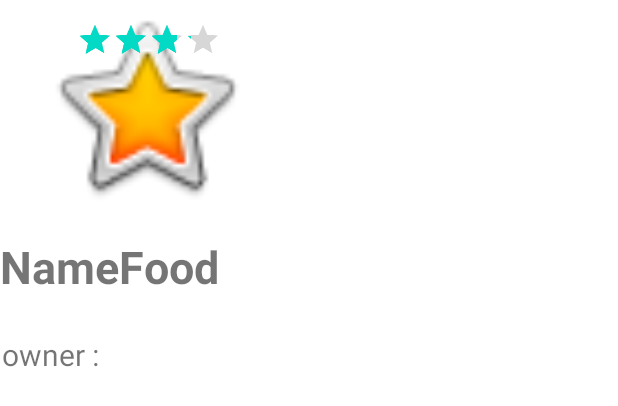
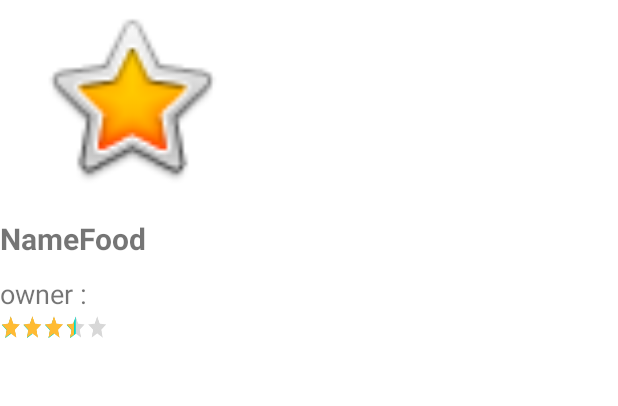
Before and after one commit to annguyen-it/cooking-app, an Android app: the layout food.xml on its own in the app's theme, with its tools: preview values and no code run, on a phone screen of 412 x 824 dp. Shown: the top 406 px of the screen. Run offline under Robolectric (Android 15) with nearby library versions, the phone set to English and light mode, and no system bars.

Commit message:
layout food

```diff
--- a/app/src/main/res/layout/food.xml
+++ b/app/src/main/res/layout/food.xml
@@ -7,8 +7,8 @@
 
     <ImageView
         android:id="@+id/imageView"
-        android:layout_width="194dp"
-        android:layout_height="141dp"
+        android:layout_width="174dp"
+        android:layout_height="129dp"
         app:layout_constraintEnd_toEndOf="parent"
         app:layout_constraintHorizontal_bias="0.0"
         app:layout_constraintStart_toStartOf="parent"
@@ -17,11 +17,11 @@
 
     <TextView
         android:id="@+id/textView"
-        android:layout_width="194dp"
-        android:layout_height="53dp"
+        android:layout_width="175dp"
+        android:layout_height="30dp"
         android:layout_marginTop="16dp"
         android:text="NameFood"
-        android:textSize="30sp"
+        android:textSize="20sp"
         android:textStyle="bold"
         app:layout_constraintEnd_toEndOf="@+id/imageView"
         app:layout_constraintHorizontal_bias="0.0"
@@ -30,23 +30,29 @@
 
     <TextView
         android:id="@+id/textView2"
-        android:layout_width="192dp"
-        android:layout_height="35dp"
-        android:layout_marginTop="12dp"
+        android:layout_width="176dp"
+        android:layout_height="26dp"
+        android:layout_marginTop="8dp"
         android:text="owner : "
-        android:textSize="20sp"
+        android:textSize="18sp"
         app:layout_constraintEnd_toEndOf="@+id/textView"
+        app:layout_constraintHorizontal_bias="0.0"
         app:layout_constraintStart_toStartOf="parent"
         app:layout_constraintTop_toBottomOf="@+id/textView" />
 
     <RatingBar
         android:id="@+id/ratingBar"
-        android:layout_width="189dp"
-        android:layout_height="58dp"
+        style="?android:attr/ratingBarStyleIndicator"
+        android:layout_width="176dp"
+        android:layout_height="32dp"
         android:max="5"
+        android:progressTint="@android:color/holo_orange_light"
         android:rating="3.5"
-        android:scaleX="0.5"
+        android:scaleX="0.4"
         android:scaleY="0.5"
+        android:transformPivotX="0dp"
         app:layout_constraintEnd_toEndOf="@+id/textView2"
-        tools:layout_editor_absoluteY="273dp" />
+        app:layout_constraintHorizontal_bias="0.0"
+        app:layout_constraintStart_toStartOf="parent"
+        app:layout_constraintTop_toBottomOf="@+id/textView2" />
 </androidx.constraintlayout.widget.ConstraintLayout>
```
